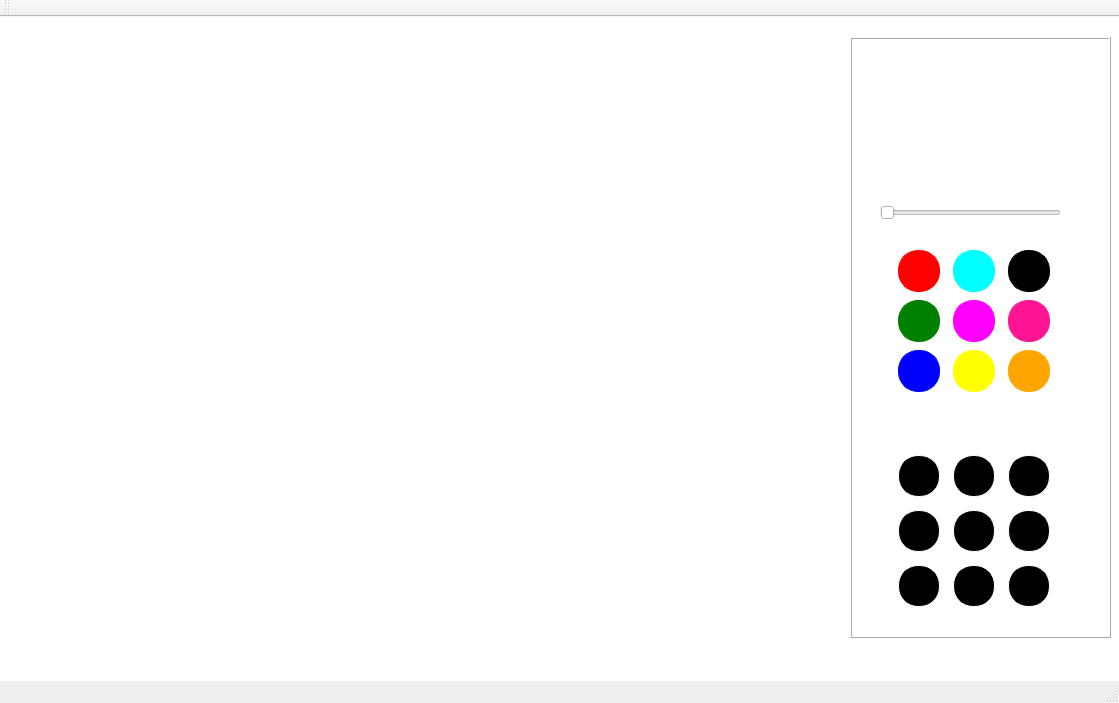
This is Painter/mainwindow.ui in qrcline/Painter as Qt 5 draws it before an edit. The edited form follows.
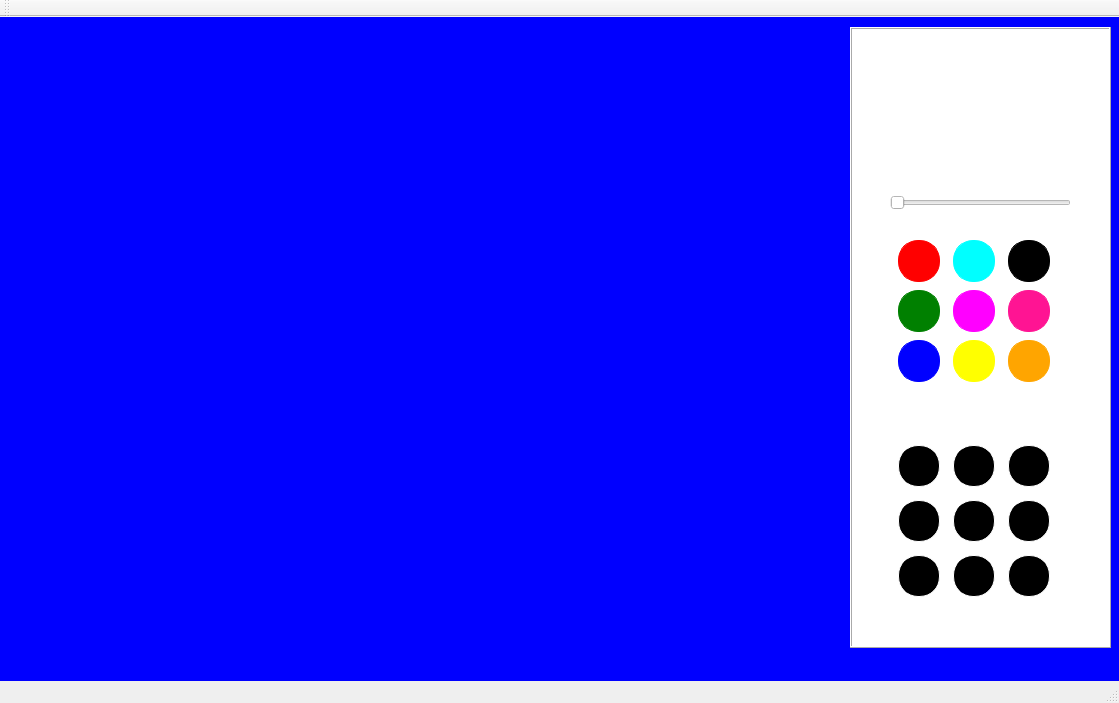
This is the edited form.

Diff of the .ui file:
```diff
--- a/Painter/mainwindow.ui
+++ b/Painter/mainwindow.ui
@@ -15,17 +15,20 @@
   </property>
   <widget class="QWidget" name="centralWidget">
    <property name="styleSheet">
-    <string notr="true">background-color:white;</string>
+    <string notr="true">background-color:blue;</string>
    </property>
    <widget class="QFrame" name="frame">
     <property name="geometry">
      <rect>
       <x>850</x>
-      <y>20</y>
+      <y>10</y>
       <width>261</width>
-      <height>601</height>
+      <height>621</height>
      </rect>
     </property>
+    <property name="styleSheet">
+     <string notr="true">background-color:white;</string>
+    </property>
     <property name="frameShape">
      <enum>QFrame::Box</enum>
     </property>
@@ -35,7 +38,7 @@
     <widget class="QSlider" name="horizontalSlider">
      <property name="geometry">
       <rect>
-       <x>30</x>
+       <x>40</x>
        <y>160</y>
        <width>181</width>
        <height>31</height>
```
Left out of the diff: 26 changed lines with no effect on the pictures.
